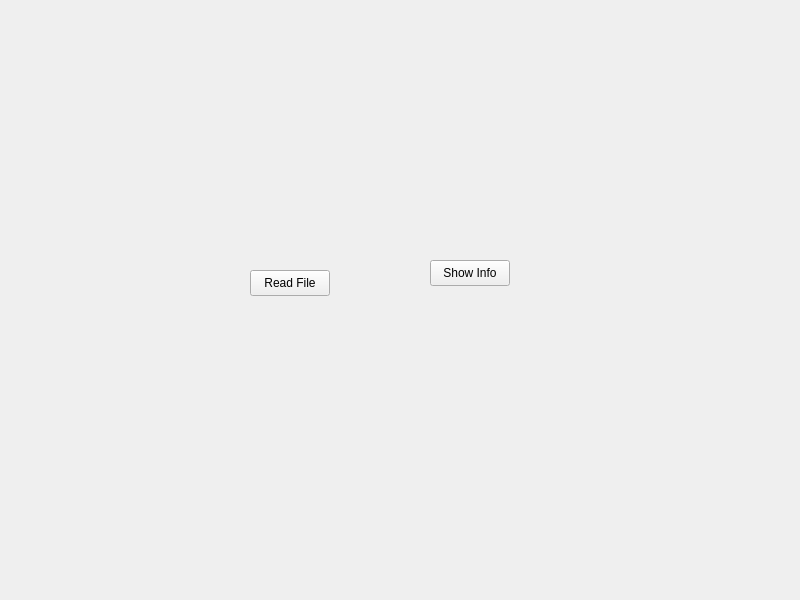
First picture: the form in Intermediate Course/Section6-MVA/CustomTreeModel/CustomTreeModel/widget.ui, repository vtallen/Learning-QT, before the edit.
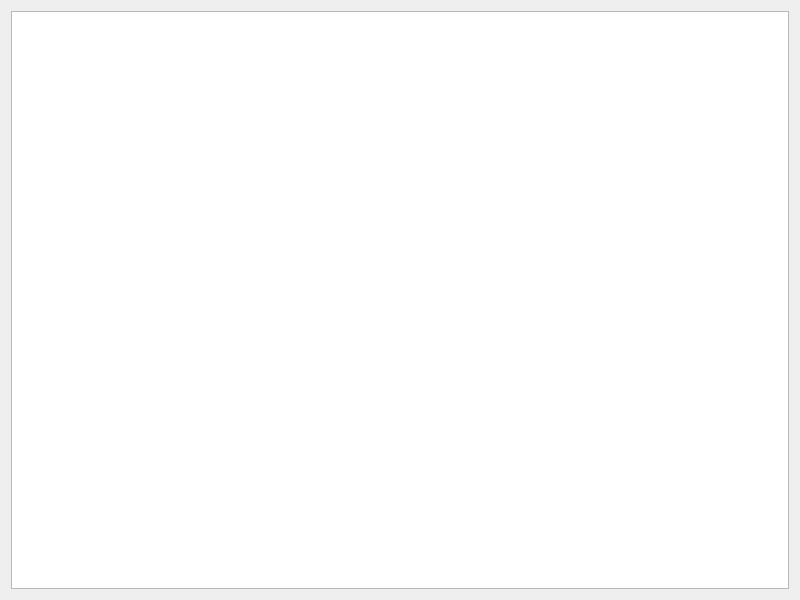
Second picture: the form after the edit.

Commit message: Finished the read only tree model lecture

Diff of the .ui file:
```diff
--- a/Intermediate Course/Section6-MVA/CustomTreeModel/CustomTreeModel/widget.ui
+++ b/Intermediate Course/Section6-MVA/CustomTreeModel/CustomTreeModel/widget.ui
@@ -13,32 +13,11 @@
   <property name="windowTitle">
    <string>Widget</string>
   </property>
-  <widget class="QPushButton" name="readFileButton">
-   <property name="geometry">
-    <rect>
-     <x>250</x>
-     <y>270</y>
-     <width>80</width>
-     <height>26</height>
-    </rect>
-   </property>
-   <property name="text">
-    <string>Read File</string>
-   </property>
-  </widget>
-  <widget class="QPushButton" name="showInfoButton">
-   <property name="geometry">
-    <rect>
-     <x>430</x>
-     <y>260</y>
-     <width>80</width>
-     <height>26</height>
-    </rect>
-   </property>
-   <property name="text">
-    <string>Show Info</string>
-   </property>
-  </widget>
+  <layout class="QVBoxLayout" name="verticalLayout">
+   <item>
+    <widget class="QTreeView" name="treeView"/>
+   </item>
+  </layout>
  </widget>
  <resources/>
  <connections/>
```
The commit also changes 112 other files.
